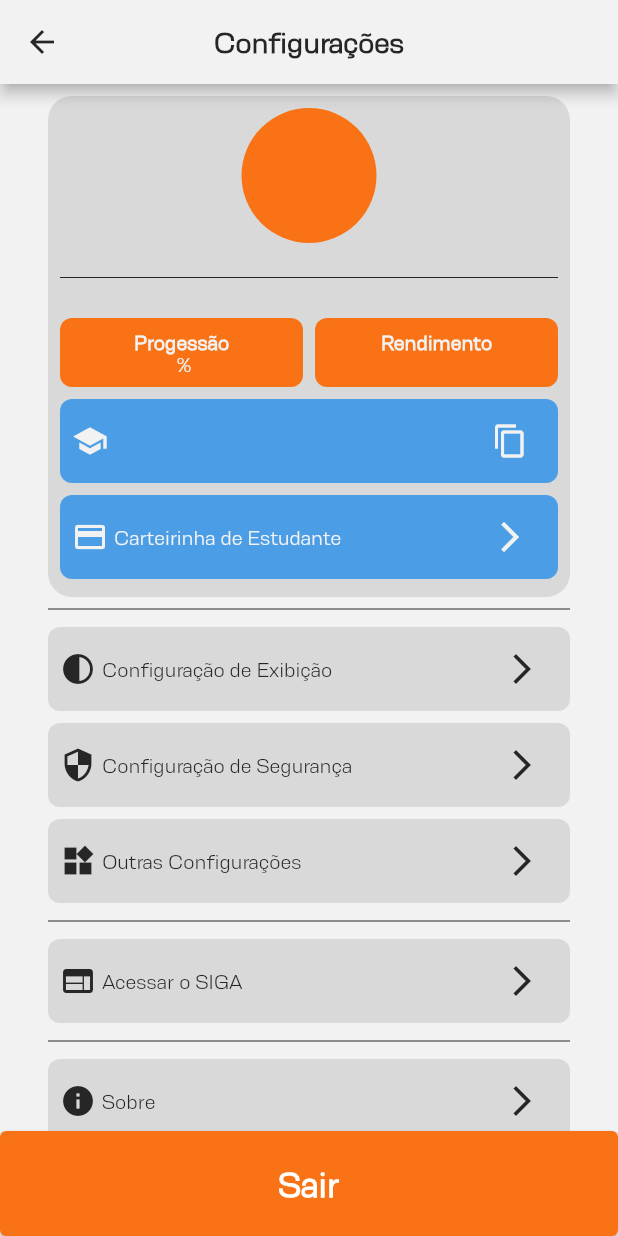
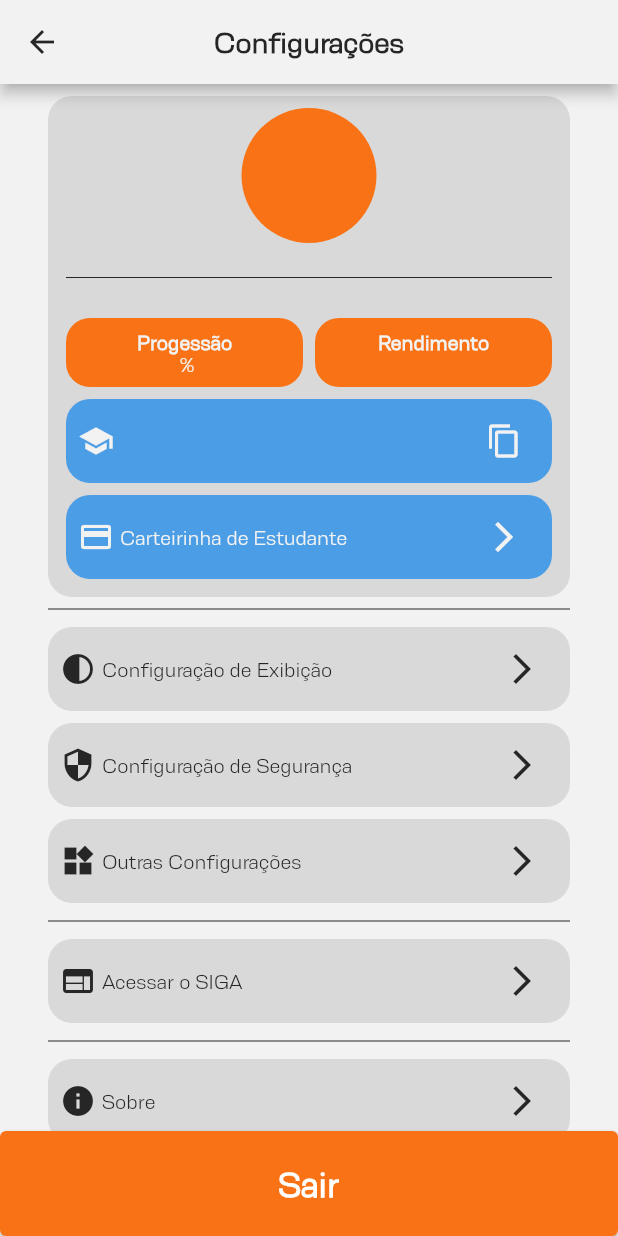
Before and after one commit to matheusrmatias/SigaLogin, a Flutter app: the SettingPage screen opened directly, on a phone screen of 412 x 824 dp. Run offline on Flutter 3.47's test engine with Material 2 defaults, Android fonts, the phone set to English and light mode, and no system bars; our stand-ins replace carousel_slider, eva_icons_flutter, fluttertoast, local_auth, package_info_plus and 8 more; missing offline and left inert: animated_emoji, dart:ffi, flutter_barcode_scanner, local_auth_android; accounts and stored records are empty.

Commit message:
Design Update

```diff
--- a/lib/src/pages/settings/settings_page.dart
+++ b/lib/src/pages/settings/settings_page.dart
@@ -59,7 +59,7 @@ class _SettingPageState extends State<SettingPage> {
             children: [
               const SizedBox(height: 8),
               Ink(
-                padding: const EdgeInsets.all(8),
+                padding: const EdgeInsets.symmetric(vertical: 8,horizontal: 12),
                 decoration: BoxDecoration(
                   color: MainTheme.lightGrey,
                   borderRadius: const BorderRadius.all(Radius.circular(16))
@@ -108,7 +108,7 @@ class _SettingPageState extends State<SettingPage> {
                     return Align(
                       alignment: Alignment.bottomCenter,
                       child: Text(
-                          '"Já tá no Siga?" v${snapshot.data!.version}', style: TextStyle(fontSize: 12, color: MainTheme.white)),
+                          '"Já tá no Siga?" v${snapshot.data!.version}', style: TextStyle(fontSize: 12)),
                     );
                   default:
                     return const SizedBox();
--- a/lib/src/widgets/container_text_info.dart
+++ b/lib/src/widgets/container_text_info.dart
@@ -16,9 +16,9 @@ class TextInfo extends StatelessWidget {
       onTap: onTap,
       splashColor: MainTheme.blackLowOpacity,
       highlightColor: MainTheme.blackLowOpacity,
-      borderRadius: const BorderRadius.all(Radius.circular(8)),
+      borderRadius: const BorderRadius.all(Radius.circular(16)),
       child: Ink(
-          decoration: BoxDecoration(color: backgroundColor?? MainTheme.lightGrey, borderRadius: const BorderRadius.all(Radius.circular(8))),
+          decoration: BoxDecoration(color: backgroundColor?? MainTheme.lightGrey, borderRadius: const BorderRadius.all(Radius.circular(16))),
           padding: const EdgeInsets.all(8),
           child: Column(
             children: [
--- a/lib/src/widgets/copy_text.dart
+++ b/lib/src/widgets/copy_text.dart
@@ -23,12 +23,12 @@ class _CopyCardState extends State<CopyCard> {
       onTap: _copyText,
       splashColor: MainTheme.blackLowOpacity,
       highlightColor: MainTheme.blackLowOpacity,
-      borderRadius: const BorderRadius.all(Radius.circular(8)),
+      borderRadius: const BorderRadius.all(Radius.circular(16)),
       child: Ink(
         padding: const EdgeInsets.symmetric(horizontal: 8, vertical: 4),
         decoration: BoxDecoration(
             color: widget.backgroundColor?? MainTheme.lightGrey,
-            borderRadius: const BorderRadius.all(Radius.circular(8))
+            borderRadius: const BorderRadius.all(Radius.circular(16))
         ),
         child: Row(
           children: [
--- a/lib/src/widgets/discipline_historic_card.dart
+++ b/lib/src/widgets/discipline_historic_card.dart
@@ -17,7 +17,7 @@ class DisciplineHistoricCard extends StatelessWidget {
       padding: const EdgeInsets.all(16),
       decoration: BoxDecoration(
           color: MainTheme.tertiary,
-          borderRadius: const BorderRadius.all(Radius.circular(8))
+          borderRadius: const BorderRadius.all(Radius.circular(16))
       ),
       child: Column(
         children: [
--- a/lib/src/widgets/discipline_note_card.dart
+++ b/lib/src/widgets/discipline_note_card.dart
@@ -15,9 +15,10 @@ class DisciplineNoteCard extends StatelessWidget {
     return Container(margin: const EdgeInsets.symmetric(horizontal: 32, vertical: 4),child: InkWell(
         splashColor: MainTheme.blackLowOpacity,
         highlightColor: MainTheme.blackLowOpacity,
-        borderRadius: const BorderRadius.all(Radius.circular(8)),
+        borderRadius: const BorderRadius.all(Radius.circular(16)),
         onTap:(){
           showDialog(context: context, builder: (ctx) => AlertDialog(
+            shape: const RoundedRectangleBorder(borderRadius: BorderRadius.all(Radius.circular(16))),
             title: Text(discipline.name.toUpperCase(), style: const TextStyle(fontSize: 16), textAlign: TextAlign.center,),
             backgroundColor: Theme.of(context).colorScheme.primary,
             titleTextStyle: TextStyle(color: Theme.of(context).colorScheme.onPrimary, fontFamily: 'ResolveLight'),
@@ -68,7 +69,7 @@ class DisciplineNoteCard extends StatelessWidget {
           padding: const EdgeInsets.all(16),
           decoration: BoxDecoration(
               color: MainTheme.tertiary,
-              borderRadius: const BorderRadius.all(Radius.circular(8))
+              borderRadius: const BorderRadius.all(Radius.circular(16))
           ),
           child: Column(
             children: [
--- a/lib/src/widgets/link_button.dart
+++ b/lib/src/widgets/link_button.dart
@@ -18,12 +18,13 @@ class _LinkButtonState extends State<LinkButton> {
     return Container(margin: const EdgeInsets.symmetric(vertical: 8), child: InkWell(
         splashColor: MainTheme.blackLowOpacity,
         highlightColor: MainTheme.blackLowOpacity,
+        borderRadius: const BorderRadius.all(Radius.circular(16)),
         onTap: widget.func,
         child: Ink(
           padding: const EdgeInsets.symmetric(horizontal: 8, vertical: 4),
           decoration: BoxDecoration(
               color: MainTheme.lightGrey,
-              borderRadius: const BorderRadius.all(Radius.circular(8))
+              borderRadius: const BorderRadius.all(Radius.circular(16))
           ),
           child: Row(
             children: [
--- a/lib/src/widgets/navigation_button.dart
+++ b/lib/src/widgets/navigation_button.dart
@@ -15,12 +15,12 @@ class NavigationButton extends StatelessWidget {
     return Container(margin: const EdgeInsets.symmetric(vertical: 4),child:InkWell(
         splashColor: MainTheme.blackLowOpacity,
         highlightColor: MainTheme.blackLowOpacity,
-        borderRadius: const BorderRadius.all(Radius.circular(8)),
+        borderRadius: const BorderRadius.all(Radius.circular(16)),
         onTap: ()=>Navigator.push(context, PageTransition(child: child,type: PageTransitionType.rightToLeft, curve: Curves.linear, duration: const Duration(milliseconds: 300))),
         child: Ink(
           padding:const EdgeInsets.symmetric(horizontal: 8, vertical: 4),
           decoration: BoxDecoration(
-            borderRadius: const BorderRadius.all(Radius.circular(8)),
+            borderRadius: const BorderRadius.all(Radius.circular(16)),
             color: backgroundColor??MainTheme.lightGrey,
           ),
           child: Row(
--- a/lib/src/widgets/schedule_card.dart
+++ b/lib/src/widgets/schedule_card.dart
@@ -45,7 +45,7 @@ class _ScheduleCardState extends State<ScheduleCard> {
       padding: const EdgeInsets.all(16),
       decoration: BoxDecoration(
           color: MainTheme.tertiary,
-          borderRadius: const BorderRadius.all(Radius.circular(8))
+          borderRadius: const BorderRadius.all(Radius.circular(16))
       ),
       child: Column(
         children: list,
--- a/lib/src/widgets/settings_switch.dart
+++ b/lib/src/widgets/settings_switch.dart
@@ -20,12 +20,12 @@ class _SettingSwitchState extends State<SettingSwitch> {
         splashColor: MainTheme.blackLowOpacity,
         highlightColor: MainTheme.blackLowOpacity,
         onTap: ()=>widget.onChange(!widget.value),
-        borderRadius: const BorderRadius.all(Radius.circular(8)),
+        borderRadius: const BorderRadius.all(Radius.circular(16)),
       child: Ink(
         padding: const EdgeInsets.symmetric(horizontal: 8, vertical: 4),
         decoration: BoxDecoration(
             color: MainTheme.lightGrey,
-            borderRadius: const BorderRadius.all(Radius.circular(8))
+            borderRadius: const BorderRadius.all(Radius.circular(16))
         ),
         child: Row(
             children: [
--- a/lib/src/widgets/sliver_appbar_search.dart
+++ b/lib/src/widgets/sliver_appbar_search.dart
@@ -29,13 +29,13 @@ class _SliverAppBarSearchState extends State<SliverAppBarSearch> {
       titleSpacing: 0,
       centerTitle: true,
       shadowColor: Colors.transparent,
-      backgroundColor: Theme.of(context).colorScheme.primary,
+      backgroundColor: Colors.transparent,
       title: Container(
         margin: const EdgeInsets.symmetric(horizontal: 32),
         padding: const EdgeInsets.symmetric(horizontal: 16),
         decoration: BoxDecoration(
             color: MainTheme.lightGrey,
-            borderRadius: const BorderRadius.all(Radius.circular(10)),
+            borderRadius: const BorderRadius.all(Radius.circular(16)),
         ),
         child: Row(
           children: [
--- a/pubspec.yaml
+++ b/pubspec.yaml
@@ -16,7 +16,7 @@ publish_to: 'none' # Remove this line if you wish to publish to pub.dev
 # https://developer.apple.com/library/archive/documentation/General/Reference/InfoPlistKeyReference/Articles/CoreFoundationKeys.html
 # In Windows, build-name is used as the major, minor, and patch parts
 # of the product and file versions while build-number is used as the build suffix.
-version: 1.4.3+26
+version: 1.4.4+27
 
 environment:
   sdk: '>=3.0.5 <4.0.0'
```
Also changed, not shown: lib/src/pages/settings/student_card_page.dart (+6 -2 lines), lib/src/pages/settings/view_settings.dart (+4 -4 lines), lib/src/services/student_account.dart (+5 -5 lines).
